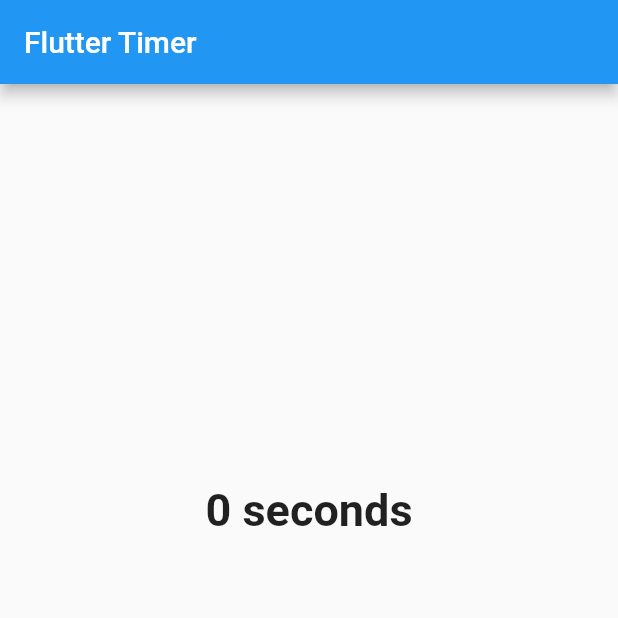
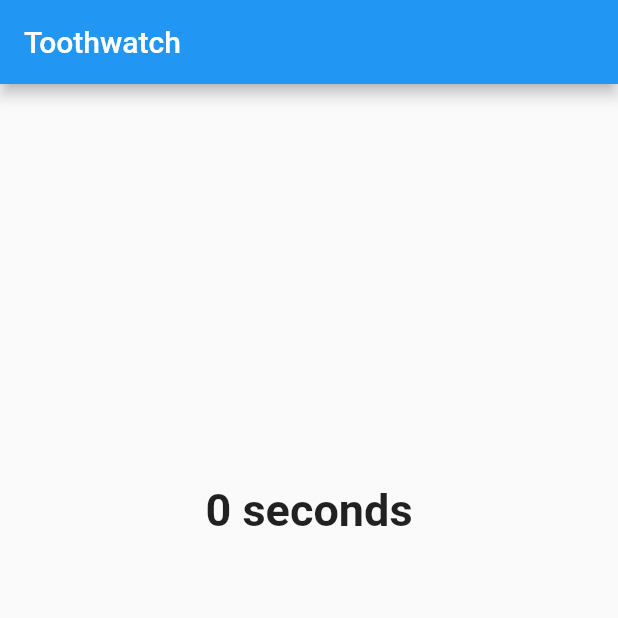
Before and after one commit to theturboturnip/toothwatch, a Flutter app: the screen it shows after launch, on a phone screen of 412 x 824 dp, the top half of it. Run offline on Flutter 3.47's test engine with Material 2 defaults, Android fonts, the phone set to English and light mode, and no system bars; our stand-ins replace bloc, equatable, flutter_bloc; missing offline and left inert: optional.

Commit message:
Fixed title - TODO Mouthwatch would be a way better name

```diff
--- a/lib/main.dart
+++ b/lib/main.dart
@@ -90,7 +90,7 @@ class Stopwatch extends StatelessWidget {
   @override
   Widget build(BuildContext context) {
     return Scaffold(
-      appBar: AppBar(title: Text('Flutter Timer')),
+      appBar: AppBar(title: Text("Toothwatch")),
       body: AppSuspendWatchdog(
         bloc: BlocProvider.of<StopwatchBloc>(context),
         child: Padding(
```
